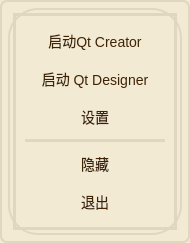
Old version of the form src/tray/Tray.ui in the repository Marcus-P-114514/QLauncher.
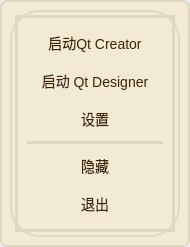
New version of the form.

Commit message: Implemented: Config Button

Diff of the .ui file:
```diff
--- a/src/tray/Tray.ui
+++ b/src/tray/Tray.ui
@@ -7,33 +7,57 @@
     <x>0</x>
     <y>0</y>
     <width>190</width>
-    <height>242</height>
+    <height>246</height>
    </rect>
   </property>
   <property name="windowTitle">
    <string>Form</string>
   </property>
   <property name="styleSheet">
-   <string notr="true">#Tray {
-	background: #F2EAD3;
-	border: 2px solid #DFD7BF;
-	border-radius: 7px;
-}</string>
+   <string notr="true"/>
   </property>
   <layout class="QGridLayout" name="gridLayout">
    <property name="leftMargin">
-    <number>8</number>
+    <number>0</number>
    </property>
    <property name="topMargin">
-    <number>8</number>
+    <number>0</number>
    </property>
    <property name="rightMargin">
-    <number>8</number>
+    <number>0</number>
    </property>
    <property name="bottomMargin">
-    <number>8</number>
+    <number>0</number>
    </property>
    <item row="0" column="0">
+    <widget class="QFrame" name="menuContainer">
+     <property name="styleSheet">
+      <string notr="true">#menuContainer {
+	background: #F2EAD3;
+	border: 2px solid #DFD7BF;
+	border-radius: 7px;
+}</string>
+     </property>
+     <property name="frameShape">
+      <enum>QFrame::StyledPanel</enum>
+     </property>
+     <property name="frameShadow">
+      <enum>QFrame::Raised</enum>
+     </property>
+     <layout class="QVBoxLayout" name="verticalLayout_3">
+      <property name="leftMargin">
+       <number>8</number>
+      </property>
+      <property name="topMargin">
+       <number>8</number>
+      </property>
+      <property name="rightMargin">
+       <number>8</number>
+      </property>
+      <property name="bottomMargin">
+       <number>8</number>
+      </property>
+      <item>
     <widget class="QFrame" name="outterFrame">
      <property name="styleSheet">
       <string notr="true">#outterFrame {
@@ -344,6 +368,9 @@
             </size>
            </property>
           </spacer>
+            </item>
+           </layout>
+          </widget>
          </item>
         </layout>
        </widget>
```
Lines whose indentation alone changed are shown as unchanged. The commit also changes 3 other files.
